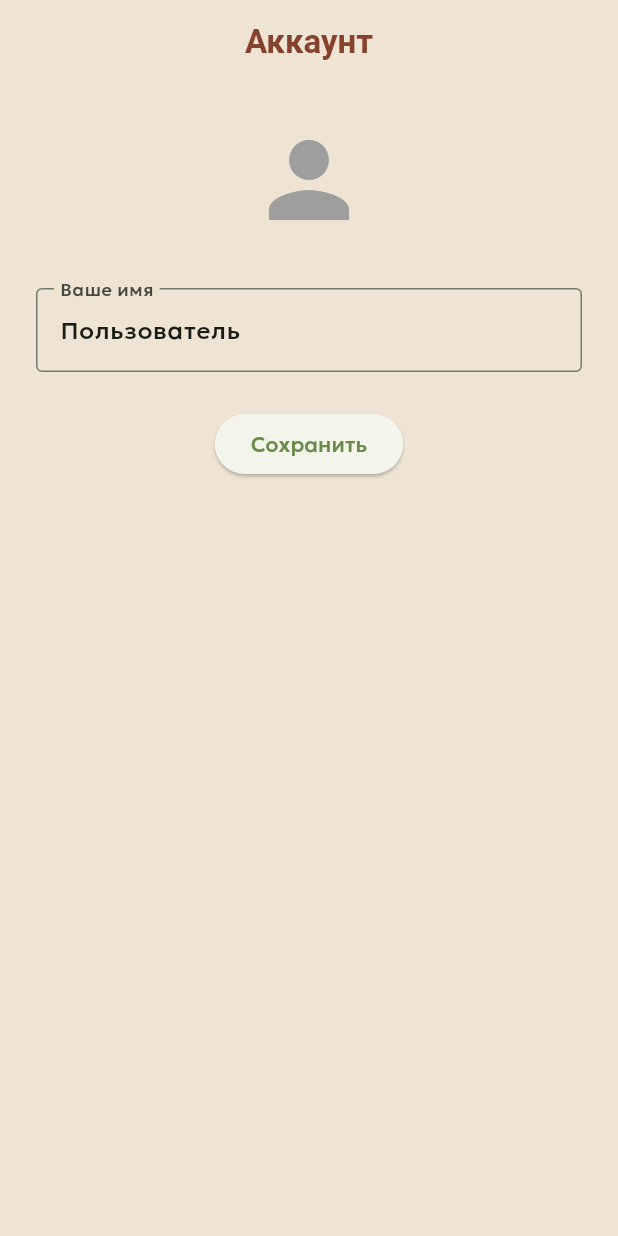
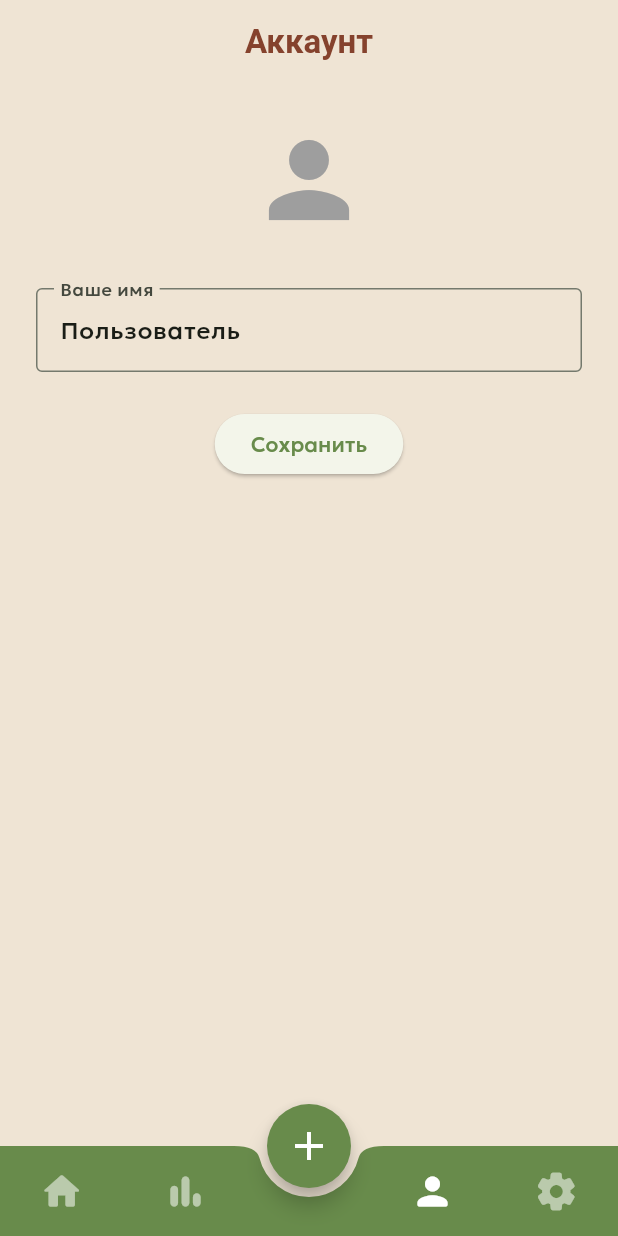
Before and after one commit to rinnlv/monkey_app, a Flutter app: the ProfileScreen screen opened by its route, on a phone screen of 412 x 824 dp. Run offline on Flutter 3.47's test engine with Material 3 defaults, Android fonts, the phone set to English and light mode, and no system bars; our stand-ins replace fl_chart, flutter_riverpod, flutter_svg, go_router, sqflite; accounts and stored records are empty.

Commit message:
единый нижний бар и круглая кнопка плюс на всех экранах

```diff
--- a/lib/screens/home_screen.dart
+++ b/lib/screens/home_screen.dart
@@ -66,6 +66,7 @@ class _HomeScreenState extends ConsumerState<HomeScreen> {
       floatingActionButton: FloatingActionButton(
         onPressed: () => context.push('/add'),
         backgroundColor: const Color(0xFF688B4B),
+        shape: const CircleBorder(),
         child: const Icon(Icons.add, color: Colors.white, size: 32),
       ),
       floatingActionButtonLocation: FloatingActionButtonLocation.centerDocked,
--- a/lib/screens/profile_screen.dart
+++ b/lib/screens/profile_screen.dart
@@ -2,6 +2,8 @@ import 'package:flutter/material.dart';
 import 'package:flutter_riverpod/flutter_riverpod.dart';
 import '../db/database_helper.dart';
 import '../providers/settings_provider.dart';
+import '../widgets/custom_bottom_nav.dart';
+import 'package:go_router/go_router.dart';
 
 class ProfileScreen extends ConsumerStatefulWidget {
   const ProfileScreen({super.key});
@@ -70,6 +72,14 @@ class _ProfileScreenState extends ConsumerState<ProfileScreen> {
                 ],
               ),
             ),
+            floatingActionButton: FloatingActionButton(
+        onPressed: () => context.push('/add'),
+        backgroundColor: const Color(0xFF688B4B),
+        shape: const CircleBorder(),
+        child: const Icon(Icons.add, color: Colors.white, size: 32),
+      ),
+      floatingActionButtonLocation: FloatingActionButtonLocation.centerDocked,
+      bottomNavigationBar: const CustomBottomNav(currentIndex: 2),
     );
   }
 }
--- a/lib/widgets/custom_bottom_nav.dart
+++ b/lib/widgets/custom_bottom_nav.dart
@@ -12,33 +12,33 @@ class CustomBottomNav extends StatelessWidget {
 
     return BottomAppBar(
       color: primaryColor,
-      shape: const CircularNotchedRectangle(), // Вырез под кнопку Плюс
-      notchMargin: 8.0,
-      child: SizedBox(
-        height: 60,
+      shape: const CircularNotchedRectangle(),
+      notchMargin: 6.0,
+      height: 60, // 👈 Уменьшили высоту зеленого фона
+      padding: EdgeInsets.zero,
       child: Row(
         mainAxisAlignment: MainAxisAlignment.spaceAround,
         children: [
           IconButton(
-              icon: Icon(Icons.home_rounded, color: currentIndex == 0 ? Colors.white : Colors.white54),
+            // 👈 Увеличили размер иконок до 30
+            icon: Icon(Icons.home_rounded, size: 30, color: currentIndex == 0 ? Colors.white : Colors.white54),
             onPressed: () => context.go('/'),
           ),
           IconButton(
-              icon: Icon(Icons.bar_chart_rounded, color: currentIndex == 1 ? Colors.white : Colors.white54),
+            icon: Icon(Icons.bar_chart_rounded, size: 30, color: currentIndex == 1 ? Colors.white : Colors.white54),
             onPressed: () => context.go('/stats'),
           ),
-            const SizedBox(width: 48), // Место для кнопки "Плюс"
+          const SizedBox(width: 48), // Место под круглую кнопку "Плюс"
           IconButton(
-              icon: Icon(Icons.person_rounded, color: currentIndex == 2 ? Colors.white : Colors.white54),
+            icon: Icon(Icons.person_rounded, size: 30, color: currentIndex == 2 ? Colors.white : Colors.white54),
             onPressed: () => context.go('/profile'),
           ),
           IconButton(
-              icon: Icon(Icons.settings_rounded, color: currentIndex == 3 ? Colors.white : Colors.white54),
+            icon: Icon(Icons.settings_rounded, size: 30, color: currentIndex == 3 ? Colors.white : Colors.white54),
             onPressed: () => context.go('/settings'),
           ),
         ],
       ),
-      ),
     );
   }
 }
```
Also changed, not shown: lib/screens/settings_screen.dart (+10 -0 lines), lib/screens/statistics_screen.dart (+10 -0 lines). Lines whose indentation alone changed are shown as unchanged.
